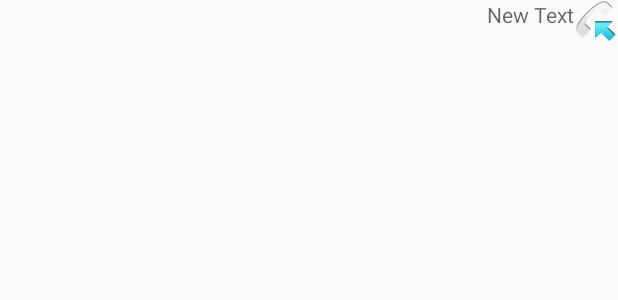
After one commit to SriVinukonda/CP470, an Android app: the layout chat_row_ingoing.xml on its own in the app's theme, with its tools: preview values and no code run, on a phone screen of 412 x 824 dp. The commit adds this screen. Shown: the top 300 px of the screen. Run offline under Robolectric (Android 15) with nearby library versions, the phone set to English and light mode, and no system bars.

Commit message:
Assignment 2 part 3 done

```diff
--- /dev/null
+++ b/app/src/main/res/layout/chat_row_ingoing.xml
@@ -0,0 +1,25 @@
+<?xml version="1.0" encoding="utf-8"?>
+<LinearLayout xmlns:android="http://schemas.android.com/apk/res/android"
+    xmlns:app="http://schemas.android.com/apk/res-auto"
+    android:id="@+id/in_message_text"
+    android:layout_width="match_parent"
+    android:layout_height="match_parent"
+    android:orientation="horizontal">
+
+    <TextView
+        android:id="@+id/message_text"
+        android:layout_width="wrap_content"
+        android:layout_height="wrap_content"
+        android:layout_weight="1"
+        android:gravity="right"
+        android:hint="@string/new_text" />
+
+    <ImageView
+        android:id="@+id/outgoing_call"
+        android:layout_width="wrap_content"
+        android:layout_height="wrap_content"
+
+        app:srcCompat="@android:drawable/sym_call_incoming" />
+
+
+</LinearLayout>
--- a/app/src/main/res/values/strings.xml
+++ b/app/src/main/res/values/strings.xml
@@ -5,7 +5,7 @@
     <string name="login">Login</string>
     <string name="login_name">login name</string>
     <string name="pswd">password</string>
-    <string name="wdtd">What does this do?</string>
+    <string name="wdtd">What does this do?</string>s
     <string name="rad_but">RadioButton</string>
     <string name="chk_box">CheckBox</string>
     <string name="login_button_text">Login</string>
@@ -13,4 +13,8 @@
     <string name="dialog_title">Question</string>
     <string name="ok">ok</string>
     <string name="cancel">cancel</string>
+    <string name="switch_on">Switch is on</string>
+    <string name="switch_off">Switch is off</string>
+    <string name="start_chat">Start Chat</string>
+    <string name="new_text">New Text</string>
 </resources>
--- a/build.gradle
+++ b/build.gradle
@@ -5,7 +5,7 @@ buildscript {
         jcenter()
     }
     dependencies {
-        classpath "com.android.tools.build:gradle:4.0.0"
+        classpath 'com.android.tools.build:gradle:4.1.0'
 
         // NOTE: Do not place your application dependencies here; they belong
         // in the individual module build.gradle files
```
Also changed, not shown: app/src/main/AndroidManifest.xml (+6 -7 lines), app/src/main/java/com/example/androidassignments/ChatWindow.java (added, +76 -0 lines), app/src/main/java/com/example/androidassignments/ListItems.java (+3 -4 lines), app/src/main/java/com/example/androidassignments/LoginActivity.java (+5 -5 lines), app/src/main/java/com/example/androidassignments/MainActivity.java (+12 -7 lines), app/src/main/res/layout/activity_chat_window.xml (added, +35 -0 lines), app/src/main/res/layout/activity_main.xml (+10 -0 lines), app/src/main/res/layout/chat_row_outgoing.xml (added, +20 -0 lines), gradle/wrapper/gradle-wrapper.properties, 1 other file.
